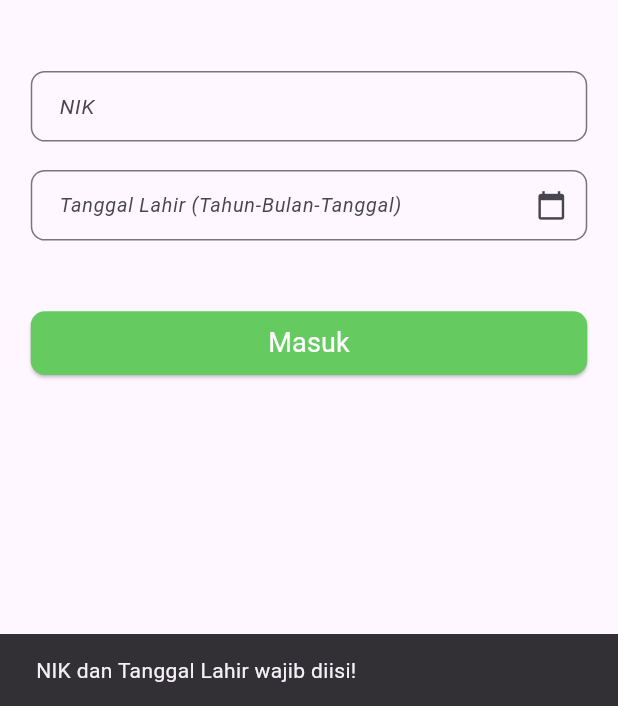
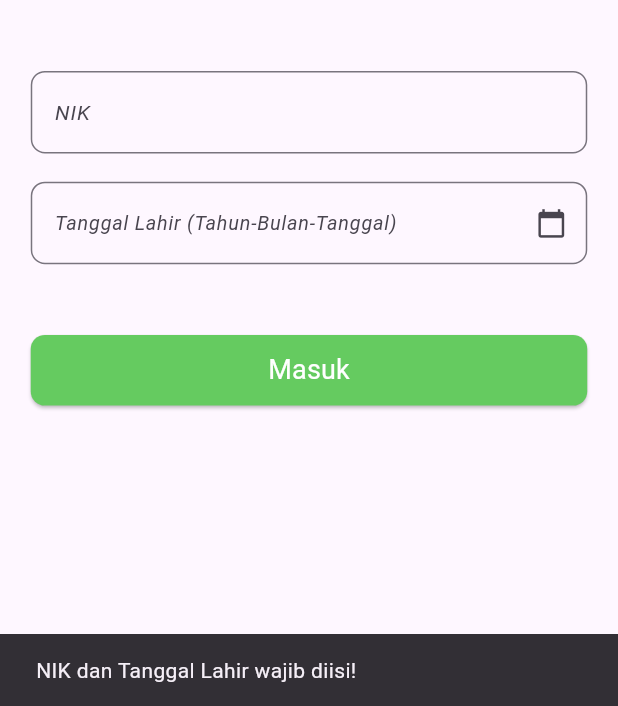
Before and after one commit to alapolaa/sipedes, a Flutter app: the LoginPage screen opened directly, after a tap on "Masuk", on a phone screen of 412 x 824 dp, the part 530-1236 px from its top. Run offline on Flutter 3.47's test engine with Material 3 defaults, Android fonts, the phone set to English and light mode, and no system bars; our stand-ins replace carousel_slider, flutter_screenutil, flutter_spinkit, font_awesome_flutter, shared_preferences; accounts and stored records are empty; network calls fail.

Commit message:
hampir selesai

```diff
--- /dev/null
+++ b/lib/data/api_service/test.dart
@@ -0,0 +1,26 @@
+import 'dart:convert';
+import 'package:http/http.dart' as http;
+import '../model/banner.dart';
+
+class ApiService {
+  static const String baseUrl = "http://192.168.20.202/slampang";
+  static const String baseImageUrl = "$baseUrl/uploads";
+
+  // Ambil data banner
+  Future<List<BannerModel>> fetchBanners() async {
+    final response = await http.get(Uri.parse("$baseUrl/api/home/banner.php"));
+
+    if (response.statusCode == 200) {
+      final data = jsonDecode(response.body);
+      if (data['status'] == 'success') {
+        return (data['data'] as List)
+            .map((e) => BannerModel.fromJson(e))
+            .toList();
+      }
+    }
+    throw Exception('Gagal mengambil data banner');
+  }
+
+
+
+}
--- a/lib/informasi/informasi.dart
+++ b/lib/informasi/informasi.dart
@@ -16,6 +16,7 @@ class InformasiDesa extends StatelessWidget {
       length: 3,
       child: Scaffold(
         appBar: AppBar(
+          automaticallyImplyLeading: false,
           title: Text(
             'Informasi Desa',
             style: AppFont.duapuluhbold.copyWith(
--- a/lib/kontak/kontak.dart
+++ b/lib/kontak/kontak.dart
@@ -81,6 +81,7 @@ class _KontakFormState extends State<KontakForm> {
   Widget build(BuildContext context) {
     return Scaffold(
       appBar: AppBar(
+        automaticallyImplyLeading: false,
         backgroundColor: AppColor.appbar,
         title: Text('Kontak',
             style: AppFont.duapuluhbold.copyWith(color: AppColor.white)),
--- a/lib/login/login.dart
+++ b/lib/login/login.dart
@@ -1,13 +1,13 @@
 import 'package:flutter/material.dart';
 import 'package:flutter_screenutil/flutter_screenutil.dart';
 import 'package:shared_preferences/shared_preferences.dart';
-import 'package:http/http.dart' as http;
 import 'package:sipedes/data/extension/extension.dart';
 import 'package:sipedes/data/theme/app_color.dart';
 import 'package:sipedes/data/theme/app_dimen.dart';
 import 'package:sipedes/data/theme/app_font.dart';
 import 'package:sipedes/data/theme/img_string.dart';
-import 'dart:convert';
+
+import '../data/api_service/api_service.dart';
 import '../navbar/navbar.dart';
 import 'package:intl/intl.dart';
 
@@ -20,6 +20,7 @@ class _LoginPageState extends State<LoginPage> {
   final TextEditingController nikController = TextEditingController();
   final TextEditingController tanggalLahirController = TextEditingController();
   bool isLoading = false;
+  final ApiService _apiService = ApiService();
 
   Future<void> _login() async {
     String nik = nikController.text.trim();
@@ -37,13 +38,8 @@ class _LoginPageState extends State<LoginPage> {
     });
 
     try {
-      final response = await http.post(
-        Uri.parse("http://192.168.20.202/slampang/api/login.php"),
-        body: {"nik": nik, "tanggal_lahir": tanggalLahir},
-      );
+      final data = await _apiService.login(nik, tanggalLahir);
 
-      if (response.statusCode == 200) {
-        final data = jsonDecode(response.body);
       if (data['status'] == 'success') {
         SharedPreferences prefs = await SharedPreferences.getInstance();
         await prefs.setBool('isLoggedIn', true);
@@ -58,11 +54,6 @@ class _LoginPageState extends State<LoginPage> {
       } else {
         ScaffoldMessenger.of(context).showSnackBar(
           SnackBar(content: Text(data['message'])),
-          );
-        }
-      } else {
-        ScaffoldMessenger.of(context).showSnackBar(
-          SnackBar(content: Text("Gagal menghubungi server!")),
         );
       }
     } catch (e) {
@@ -105,9 +96,7 @@ class _LoginPageState extends State<LoginPage> {
                   width: 250.w,
                 ),
                 50.0.height,
-                SizedBox(
-                  height: 50.0.h,
-                  child: TextField(
+                TextField(
                   controller: nikController,
                   keyboardType: TextInputType.number,
                   decoration: InputDecoration(
@@ -117,18 +106,14 @@ class _LoginPageState extends State<LoginPage> {
                     border: OutlineInputBorder(
                       borderRadius: BorderRadius.circular(10.0.r),
                     ),
-                      contentPadding: EdgeInsets.symmetric(
-                          vertical: 12.0.w, horizontal: 16.0.h),
+
                   ),
                   style: TextStyle(fontSize: 16.0.sp),
                   maxLines: 1,
                   minLines: 1,
                 ),
-                ),
                 20.0.height,
-                SizedBox(
-                  height: 50.0.h,
-                  child: TextField(
+                TextField(
                   controller: tanggalLahirController,
                   readOnly: true,
                   decoration: InputDecoration(
@@ -142,18 +127,16 @@ class _LoginPageState extends State<LoginPage> {
                       icon: Icon(Icons.calendar_today, size: 22.sp),
                       onPressed: () => _selectDate(context),
                     ),
-                      contentPadding: EdgeInsets.symmetric(
-                          vertical: 12.0.w, horizontal: 16.0.h),
+
                   ),
                   style: TextStyle(fontSize: 16.0.sp),
                   maxLines: 1,
                   minLines: 1,
                 ),
-                ),
                 50.0.height,
                 SizedBox(
                   width: double.infinity,
-                  height: 45.0.h,
+                  height: 50.0.h,
                   child: ElevatedButton(
                     onPressed: isLoading ? null : _login,
                     style: ElevatedButton.styleFrom(
--- a/lib/profile_desa/profile_desa.dart
+++ b/lib/profile_desa/profile_desa.dart
@@ -13,6 +13,7 @@ class ProfileDesa extends StatelessWidget {
       length: 3,
       child: Scaffold(
         appBar: AppBar(
+          automaticallyImplyLeading: false,
           title: Text(
             'Profile Desa',
             style: AppFont.duapuluhbold.copyWith(
```
Also changed, not shown: lib/data/api_service/api_service.dart (+41 -22 lines), lib/main.dart (+35 -9 lines), lib/profile/profile.dart (+12 -31 lines). Lines whose indentation alone changed are shown as unchanged.
